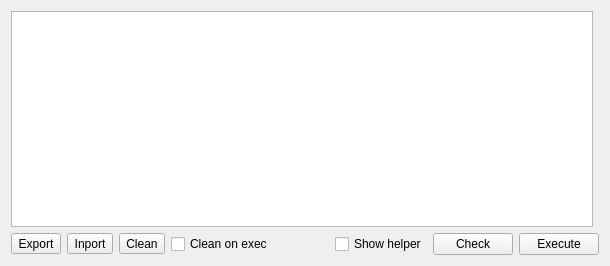
Above: interface/terminalwidget.ui from Kuszki/AVR-Monitor before the change. Below: the same form after it.
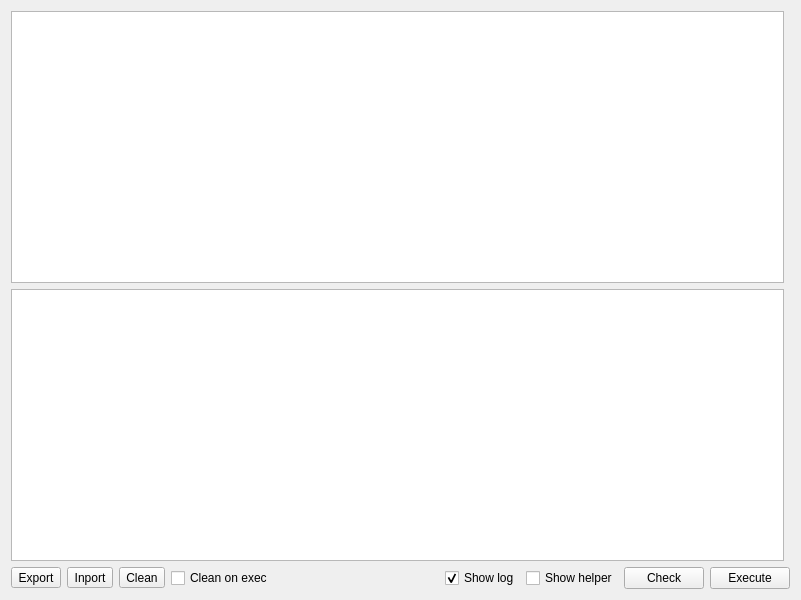
That is the form after the change. Icons and pictures are not drawn. Custom widgets are drawn as their Qt base class.

```diff
--- a/interface/terminalwidget.ui
+++ b/interface/terminalwidget.ui
@@ -6,8 +6,8 @@
    <rect>
     <x>0</x>
     <y>0</y>
-    <width>610</width>
-    <height>266</height>
+    <width>801</width>
+    <height>600</height>
    </rect>
   </property>
   <property name="windowTitle">
@@ -15,7 +15,11 @@
   </property>
   <layout class="QGridLayout" name="gridLayout">
    <item row="0" column="0">
-    <widget class="KLScripteditor" name="Script"/>
+    <widget class="KLScripteditor" name="Log">
+     <property name="readOnly">
+      <bool>true</bool>
+     </property>
+    </widget>
    </item>
    <item row="0" column="1">
     <widget class="HelperWidget" name="Helper" native="true">
@@ -27,7 +31,10 @@
      </property>
     </widget>
    </item>
-   <item row="1" column="0" colspan="2">
+   <item row="1" column="0">
+    <widget class="KLScripteditor" name="Script"/>
+   </item>
+   <item row="2" column="0" colspan="2">
     <layout class="QHBoxLayout" name="toolsLayout">
      <item>
       <widget class="QToolButton" name="saveButton">
@@ -85,6 +92,16 @@
        </property>
       </spacer>
      </item>
+     <item>
+      <widget class="QCheckBox" name="logCheck">
+       <property name="text">
+        <string>Show log</string>
+       </property>
+       <property name="checked">
+        <bool>true</bool>
+       </property>
+      </widget>
+     </item>
      <item>
       <widget class="QCheckBox" name="helperCheck">
        <property name="text">
```
Left out of the diff: 84 changed lines with no effect on the pictures.
